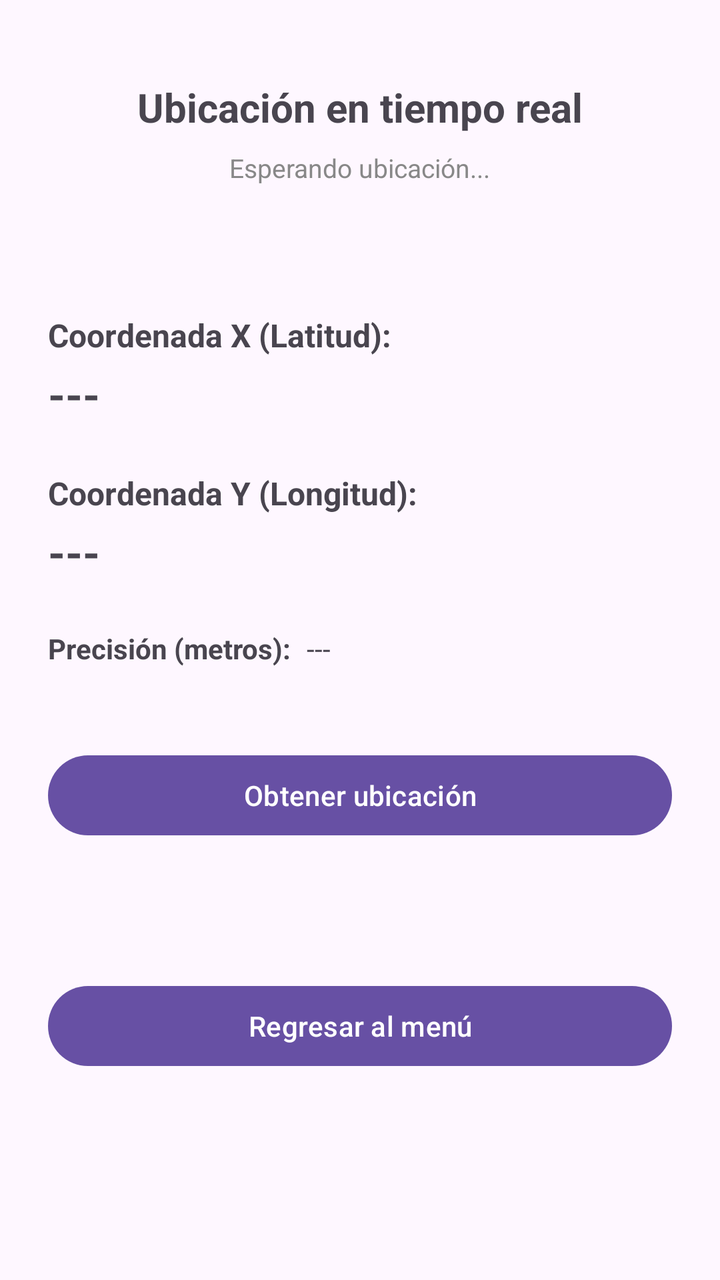
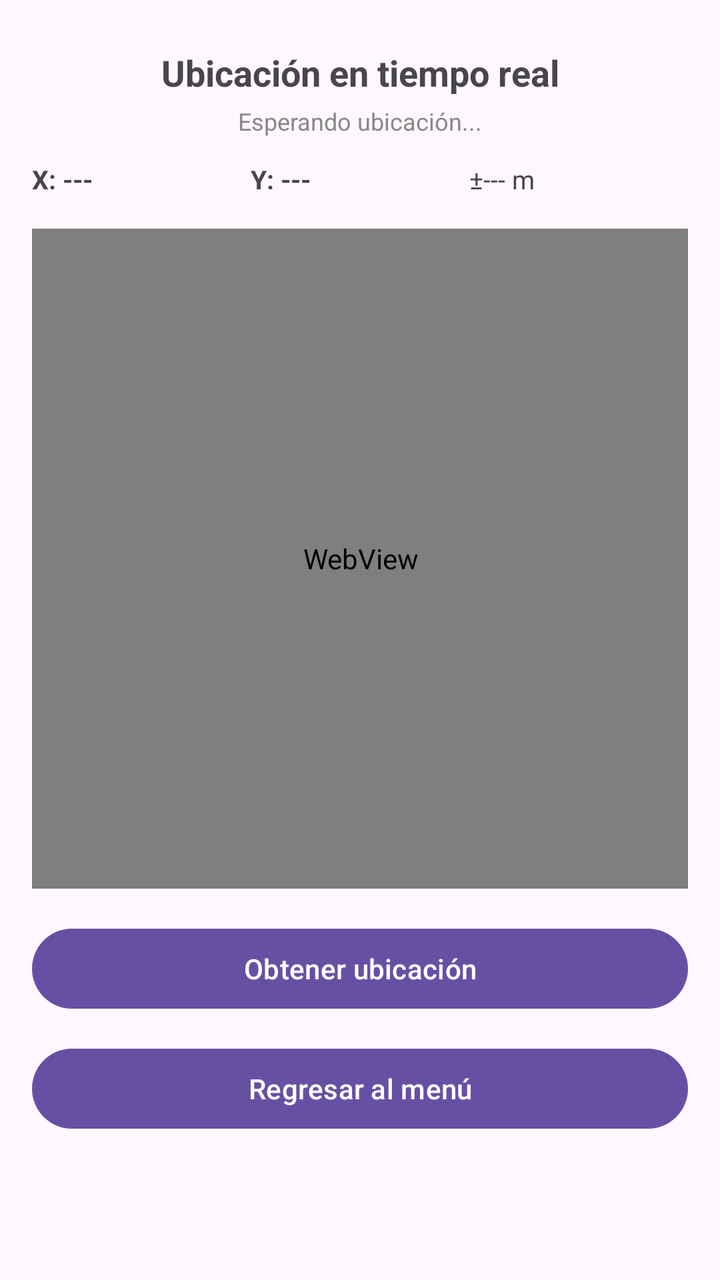

Screens rendered from an Android XML layout before and after an edit, with the pre-edit source and the edit as a unified diff.
<!-- AndroidManifest.xml: application theme Theme.ProyectoTheProyect -->
<!-- res/layout/activity_localizacion.xml -->
<?xml version="1.0" encoding="utf-8"?>
<androidx.constraintlayout.widget.ConstraintLayout
    xmlns:android="http://schemas.android.com/apk/res/android"
    xmlns:app="http://schemas.android.com/apk/res-auto"
    xmlns:tools="http://schemas.android.com/tools"
    android:id="@+id/main"
    android:layout_width="match_parent"
    android:layout_height="match_parent"
    android:padding="24dp"
    tools:context=".LocalizacionActivity">

    <TextView
        android:id="@+id/tvTituloLocalizacion"
        android:layout_width="wrap_content"
        android:layout_height="wrap_content"
        android:text="Ubicación en tiempo real"
        android:textSize="20sp"
        android:textStyle="bold"
        app:layout_constraintTop_toTopOf="parent"
        app:layout_constraintStart_toStartOf="parent"
        app:layout_constraintEnd_toEndOf="parent"
        android:layout_marginTop="16dp"/>

    <TextView
        android:id="@+id/tvEstadoUbicacion"
        android:layout_width="wrap_content"
        android:layout_height="wrap_content"
        android:text="Esperando ubicación..."
        android:textSize="13sp"
        android:textColor="#888888"
        app:layout_constraintTop_toBottomOf="@id/tvTituloLocalizacion"
        app:layout_constraintStart_toStartOf="parent"
        app:layout_constraintEnd_toEndOf="parent"
        android:layout_marginTop="8dp"/>

    <TextView
        android:id="@+id/lblCoordX"
        android:layout_width="wrap_content"
        android:layout_height="wrap_content"
        android:text="Coordenada X (Latitud):"
        android:textStyle="bold"
        android:textSize="16sp"
        app:layout_constraintTop_toBottomOf="@id/tvEstadoUbicacion"
        app:layout_constraintStart_toStartOf="parent"
        android:layout_marginTop="64dp"/>

    <TextView
        android:id="@+id/tvCoordX"
        android:layout_width="wrap_content"
        android:layout_height="wrap_content"
        android:text="---"
        android:textSize="22sp"
        android:textStyle="bold"
        app:layout_constraintTop_toBottomOf="@id/lblCoordX"
        app:layout_constraintStart_toStartOf="parent"
        android:layout_marginTop="4dp"/>

    <TextView
        android:id="@+id/lblCoordY"
        android:layout_width="wrap_content"
        android:layout_height="wrap_content"
        android:text="Coordenada Y (Longitud):"
        android:textStyle="bold"
        android:textSize="16sp"
        app:layout_constraintTop_toBottomOf="@id/tvCoordX"
        app:layout_constraintStart_toStartOf="parent"
        android:layout_marginTop="24dp"/>

    <TextView
        android:id="@+id/tvCoordY"
        android:layout_width="wrap_content"
        android:layout_height="wrap_content"
        android:text="---"
        android:textSize="22sp"
        android:textStyle="bold"
        app:layout_constraintTop_toBottomOf="@id/lblCoordY"
        app:layout_constraintStart_toStartOf="parent"
        android:layout_marginTop="4dp"/>

    <TextView
        android:id="@+id/lblPrecision"
        android:layout_width="wrap_content"
        android:layout_height="wrap_content"
        android:text="Precisión (metros):"
        android:textStyle="bold"
        app:layout_constraintTop_toBottomOf="@id/tvCoordY"
        app:layout_constraintStart_toStartOf="parent"
        android:layout_marginTop="24dp"/>

    <TextView
        android:id="@+id/tvPrecision"
        android:layout_width="wrap_content"
        android:layout_height="wrap_content"
        android:text="---"
        app:layout_constraintTop_toTopOf="@id/lblPrecision"
        app:layout_constraintStart_toEndOf="@id/lblPrecision"
        android:layout_marginStart="8dp"/>

    <Button
        android:id="@+id/btnObtenerUbicacion"
        android:layout_width="0dp"
        android:layout_height="wrap_content"
        android:text="Obtener ubicación"
        app:layout_constraintTop_toBottomOf="@id/lblPrecision"
        app:layout_constraintStart_toStartOf="parent"
        app:layout_constraintEnd_toEndOf="parent"
        android:layout_marginTop="40dp"/>

    <Button
        android:id="@+id/btnVolverMenu"
        android:layout_width="0dp"
        android:layout_height="wrap_content"
        android:text="Regresar al menú"
        app:layout_constraintTop_toBottomOf="@id/btnObtenerUbicacion"
        app:layout_constraintBottom_toBottomOf="parent"
        app:layout_constraintStart_toStartOf="parent"
        app:layout_constraintEnd_toEndOf="parent"
        android:layout_marginTop="12dp"
        android:layout_marginBottom="24dp"/>

</androidx.constraintlayout.widget.ConstraintLayout>
<!-- resources referenced by this layout -->
<resources>
  <style name="Theme.ProyectoTheProyect" parent="Base.Theme.ProyectoTheProyect" />
  <style name="Base.Theme.ProyectoTheProyect" parent="Theme.Material3.DayNight.NoActionBar">
          
          
      </style>
</resources>

<!-- the commit's change to res/layout/activity_localizacion.xml (unified diff, before → after) -->
@@ -1,121 +1,112 @@
 <?xml version="1.0" encoding="utf-8"?>
-<androidx.constraintlayout.widget.ConstraintLayout
+<ScrollView
     xmlns:android="http://schemas.android.com/apk/res/android"
     xmlns:app="http://schemas.android.com/apk/res-auto"
     xmlns:tools="http://schemas.android.com/tools"
-    android:id="@+id/main"
     android:layout_width="match_parent"
     android:layout_height="match_parent"
-    android:padding="24dp"
-    tools:context=".LocalizacionActivity">
+    android:fillViewport="true">
 
-    <TextView
-        android:id="@+id/tvTituloLocalizacion"
-        android:layout_width="wrap_content"
+    <androidx.constraintlayout.widget.ConstraintLayout
+        android:id="@+id/main"
+        android:layout_width="match_parent"
         android:layout_height="wrap_content"
-        android:text="Ubicación en tiempo real"
-        android:textSize="20sp"
-        android:textStyle="bold"
-        app:layout_constraintTop_toTopOf="parent"
-        app:layout_constraintStart_toStartOf="parent"
-        app:layout_constraintEnd_toEndOf="parent"
-        android:layout_marginTop="16dp"/>
+        android:padding="16dp"
+        tools:context=".LocalizacionActivity">
 
-    <TextView
-        android:id="@+id/tvEstadoUbicacion"
-        android:layout_width="wrap_content"
-        android:layout_height="wrap_content"
-        android:text="Esperando ubicación..."
-        android:textSize="13sp"
-        android:textColor="#888888"
-        app:layout_constraintTop_toBottomOf="@id/tvTituloLocalizacion"
-        app:layout_constraintStart_toStartOf="parent"
-        app:layout_constraintEnd_toEndOf="parent"
-        android:layout_marginTop="8dp"/>
+        <TextView
+            android:id="@+id/tvTituloLocalizacion"
+            android:layout_width="wrap_content"
+            android:layout_height="wrap_content"
+            android:text="Ubicación en tiempo real"
+            android:textSize="18sp"
+            android:textStyle="bold"
+            app:layout_constraintTop_toTopOf="parent"
+            app:layout_constraintStart_toStartOf="parent"
+            app:layout_constraintEnd_toEndOf="parent"
+            android:layout_marginTop="8dp"/>
 
-    <TextView
-        android:id="@+id/lblCoordX"
-        android:layout_width="wrap_content"
-        android:layout_height="wrap_content"
-        android:text="Coordenada X (Latitud):"
-        android:textStyle="bold"
-        android:textSize="16sp"
-        app:layout_constraintTop_toBottomOf="@id/tvEstadoUbicacion"
-        app:layout_constraintStart_toStartOf="parent"
-        android:layout_marginTop="64dp"/>
+        <TextView
+            android:id="@+id/tvEstadoUbicacion"
+            android:layout_width="wrap_content"
+            android:layout_height="wrap_content"
+            android:text="Esperando ubicación..."
+            android:textSize="12sp"
+            android:textColor="#888888"
+            app:layout_constraintTop_toBottomOf="@id/tvTituloLocalizacion"
+            app:layout_constraintStart_toStartOf="parent"
+            app:layout_constraintEnd_toEndOf="parent"
+            android:layout_marginTop="4dp"/>
 
-    <TextView
-        android:id="@+id/tvCoordX"
-        android:layout_width="wrap_content"
-        android:layout_height="wrap_content"
-        android:text="---"
-        android:textSize="22sp"
-        android:textStyle="bold"
-        app:layout_constraintTop_toBottomOf="@id/lblCoordX"
-        app:layout_constraintStart_toStartOf="parent"
-        android:layout_marginTop="4dp"/>
+        
+        <LinearLayout
+            android:id="@+id/layoutCoords"
+            android:layout_width="0dp"
+            android:layout_height="wrap_content"
+            android:orientation="horizontal"
+            app:layout_constraintTop_toBottomOf="@id/tvEstadoUbicacion"
+            app:layout_constraintStart_toStartOf="parent"
+            app:layout_constraintEnd_toEndOf="parent"
+            android:layout_marginTop="12dp">
 
-    <TextView
-        android:id="@+id/lblCoordY"
-        android:layout_width="wrap_content"
-        android:layout_height="wrap_content"
-        android:text="Coordenada Y (Longitud):"
-        android:textStyle="bold"
-        android:textSize="16sp"
-        app:layout_constraintTop_toBottomOf="@id/tvCoordX"
-        app:layout_constraintStart_toStartOf="parent"
-        android:layout_marginTop="24dp"/>
+            <TextView
+                android:id="@+id/tvCoordX"
+                android:layout_width="0dp"
+                android:layout_height="wrap_content"
+                android:layout_weight="1"
+                android:text="X: ---"
+                android:textSize="13sp"
+                android:textStyle="bold"/>
 
-    <TextView
-        android:id="@+id/tvCoordY"
-        android:layout_width="wrap_content"
-        android:layout_height="wrap_content"
-        android:text="---"
-        android:textSize="22sp"
-        android:textStyle="bold"
-        app:layout_constraintTop_toBottomOf="@id/lblCoordY"
-        app:layout_constraintStart_toStartOf="parent"
-        android:layout_marginTop="4dp"/>
+            <TextView
+                android:id="@+id/tvCoordY"
+                android:layout_width="0dp"
+                android:layout_height="wrap_content"
+                android:layout_weight="1"
+                android:text="Y: ---"
+                android:textSize="13sp"
+                android:textStyle="bold"/>
 
-    <TextView
-        android:id="@+id/lblPrecision"
-        android:layout_width="wrap_content"
-        android:layout_height="wrap_content"
-        android:text="Precisión (metros):"
-        android:textStyle="bold"
-        app:layout_constraintTop_toBottomOf="@id/tvCoordY"
-        app:layout_constraintStart_toStartOf="parent"
-        android:layout_marginTop="24dp"/>
+            <TextView
+                android:id="@+id/tvPrecision"
+                android:layout_width="0dp"
+                android:layout_height="wrap_content"
+                android:layout_weight="1"
+                android:text="±--- m"
+                android:textSize="13sp"/>
 
-    <TextView
-        android:id="@+id/tvPrecision"
-        android:layout_width="wrap_content"
-        android:layout_height="wrap_content"
-        android:text="---"
-        app:layout_constraintTop_toTopOf="@id/lblPrecision"
-        app:layout_constraintStart_toEndOf="@id/lblPrecision"
-        android:layout_marginStart="8dp"/>
+        </LinearLayout>
 
-    <Button
-        android:id="@+id/btnObtenerUbicacion"
-        android:layout_width="0dp"
-        android:layout_height="wrap_content"
-        android:text="Obtener ubicación"
-        app:layout_constraintTop_toBottomOf="@id/lblPrecision"
-        app:layout_constraintStart_toStartOf="parent"
-        app:layout_constraintEnd_toEndOf="parent"
-        android:layout_marginTop="40dp"/>
+        
+        <WebView
+            android:id="@+id/webViewMapa"
+            android:layout_width="379dp"
+            android:layout_height="330dp"
+            android:layout_marginTop="16dp"
+            app:layout_constraintEnd_toEndOf="parent"
+            app:layout_constraintStart_toStartOf="parent"
+            app:layout_constraintTop_toBottomOf="@id/layoutCoords" />
 
-    <Button
-        android:id="@+id/btnVolverMenu"
-        android:layout_width="0dp"
-        android:layout_height="wrap_content"
-        android:text="Regresar al menú"
-        app:layout_constraintTop_toBottomOf="@id/btnObtenerUbicacion"
-        app:layout_constraintBottom_toBottomOf="parent"
-        app:layout_constraintStart_toStartOf="parent"
-        app:layout_constraintEnd_toEndOf="parent"
-        android:layout_marginTop="12dp"
-        android:layout_marginBottom="24dp"/>
+        <Button
+            android:id="@+id/btnObtenerUbicacion"
+            android:layout_width="0dp"
+            android:layout_height="wrap_content"
+            android:text="Obtener ubicación"
+            app:layout_constraintTop_toBottomOf="@id/webViewMapa"
+            app:layout_constraintStart_toStartOf="parent"
+            app:layout_constraintEnd_toEndOf="parent"
+            android:layout_marginTop="16dp"/>
 
-</androidx.constraintlayout.widget.ConstraintLayout>
+        <Button
+            android:id="@+id/btnVolverMenu"
+            android:layout_width="0dp"
+            android:layout_height="wrap_content"
+            android:text="Regresar al menú"
+            app:layout_constraintTop_toBottomOf="@id/btnObtenerUbicacion"
+            app:layout_constraintStart_toStartOf="parent"
+            app:layout_constraintEnd_toEndOf="parent"
+            android:layout_marginTop="12dp"
+            android:layout_marginBottom="24dp"/>
+
+    </androidx.constraintlayout.widget.ConstraintLayout>
+</ScrollView>
